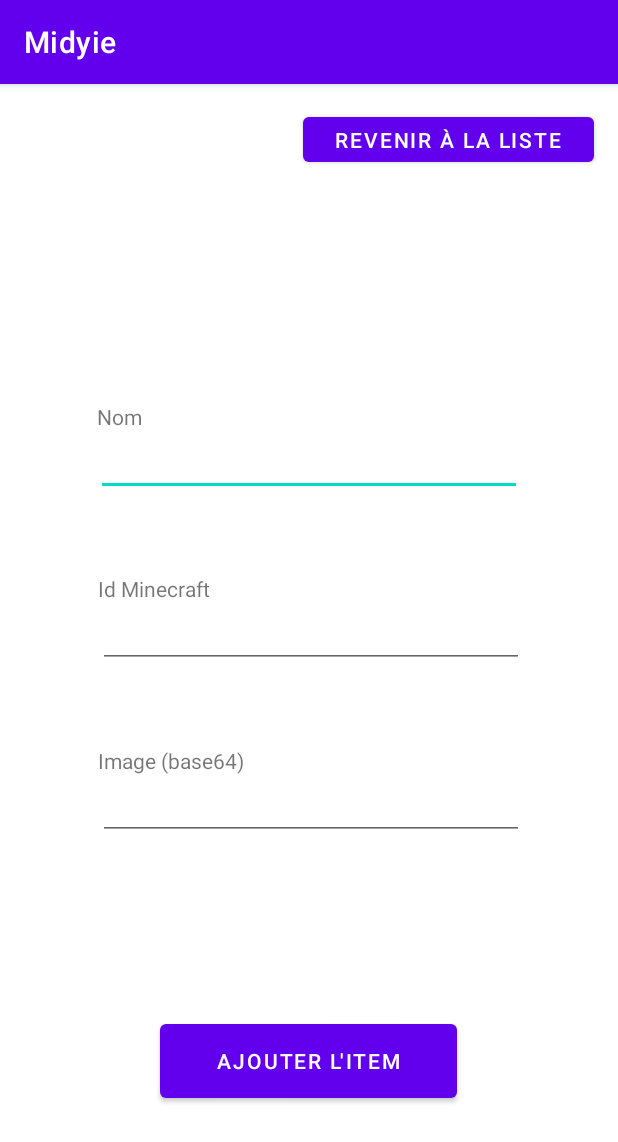
After one commit to 12evangelion12/Midyie_FRONT, an Android app: the ItemCreateActivity screen opened directly, with no data from a screen before it, on a phone screen of 412 x 824 dp. The commit adds this screen. Shown: the top 1142 px of the screen. Run offline under Robolectric (Android 15) with nearby library versions, the phone set to English and light mode, and no system bars; network calls fail.

Commit message:
Ajout de la gestion d'ajout d'items

```diff
--- /dev/null
+++ b/app/src/main/java/fr/tom/midyie/ItemCreate/ItemCreateActivity.java
@@ -0,0 +1,54 @@
+package fr.tom.midyie.ItemCreate;
+
+import androidx.appcompat.app.AppCompatActivity;
+
+import android.content.Intent;
+import android.os.Bundle;
+import android.widget.Button;
+import android.widget.TextView;
+import android.widget.Toast;
+
+import org.w3c.dom.Text;
+
+import fr.tom.midyie.APIRequest;
+import fr.tom.midyie.ItemsList.Item;
+import fr.tom.midyie.MainActivity;
+import fr.tom.midyie.R;
+
+public class ItemCreateActivity extends AppCompatActivity {
+
+    @Override
+    protected void onCreate(Bundle savedInstanceState) {
+        super.onCreate(savedInstanceState);
+        setContentView(R.layout.activity_item_create);
+
+        Button returnButton = findViewById(R.id.add_item_return_button);
+        Button add_item = findViewById(R.id.add_item);
+        TextView name = findViewById(R.id.add_item_name);
+        TextView minecraft_id = findViewById(R.id.add_item_minecraft_id);
+        TextView image = findViewById(R.id.add_item_image);
+
+        returnButton.setOnClickListener(view -> {
+            Intent intent =  new Intent(this, MainActivity.class);
+            startActivity(intent);
+        });
+
+        add_item.setOnClickListener(view -> {
+
+           if (name.getText().length() == 0 || minecraft_id.getText().length() == 0) {
+               Toast.makeText(this, "Merci de spécifier au moins un nom ainsi qu'un id", Toast.LENGTH_SHORT).show();
+               return;
+           }
+
+            Item item = new Item();
+            item.setName(name.getText().toString());
+            item.setMinecraft_id(minecraft_id.getText().toString());
+            item.setImage(image.getText().toString());
+
+            APIRequest.addItem(this, item, response -> {
+
+                Toast.makeText(this, response ? "L'item a été ajouté avec succès :)" : "L'item n'a pas pu être ajouté :(", Toast.LENGTH_SHORT).show();
+            });
+        });
+    }
+}
--- a/app/src/main/java/fr/tom/midyie/LoginActivity.java
+++ b/app/src/main/java/fr/tom/midyie/LoginActivity.java
@@ -57,6 +57,7 @@ public class LoginActivity extends AppCompatActivity {
                         if (message.equalsIgnoreCase("login successful")) {
 
                             Intent intent =  new Intent(this, MainActivity.class);
+                            SessionProperty.getInstance().setPrivilege(response.optString("account_type"));
                             startActivity(intent);
                             Toast.makeText(LoginActivity.this, "Connexion réalisée avec succès !", Toast.LENGTH_SHORT).show();
                         }
--- /dev/null
+++ b/app/src/main/res/layout/activity_item_create.xml
@@ -0,0 +1,92 @@
+<?xml version="1.0" encoding="utf-8"?>
+<androidx.constraintlayout.widget.ConstraintLayout xmlns:android="http://schemas.android.com/apk/res/android"
+    xmlns:app="http://schemas.android.com/apk/res-auto"
+    xmlns:tools="http://schemas.android.com/tools"
+    android:layout_width="match_parent"
+    android:layout_height="match_parent"
+    tools:context=".ItemCreate.ItemCreateActivity">
+
+    <Button
+        android:id="@+id/add_item_return_button"
+        android:layout_width="194dp"
+        android:layout_height="42dp"
+        android:layout_marginTop="16dp"
+        android:text="Revenir à la liste"
+        app:layout_constraintEnd_toEndOf="parent"
+        app:layout_constraintHorizontal_bias="0.926"
+        app:layout_constraintStart_toStartOf="parent"
+        app:layout_constraintTop_toTopOf="parent" />
+
+    <EditText
+        android:id="@+id/add_item_name"
+        android:layout_width="284dp"
+        android:layout_height="43dp"
+        app:layout_constraintEnd_toEndOf="parent"
+        app:layout_constraintStart_toStartOf="parent"
+        app:layout_constraintTop_toBottomOf="@+id/textView3" />
+
+    <EditText
+        android:id="@+id/add_item_minecraft_id"
+        android:layout_width="284dp"
+        android:layout_height="43dp"
+        app:layout_constraintEnd_toEndOf="parent"
+        app:layout_constraintHorizontal_bias="0.511"
+        app:layout_constraintStart_toStartOf="parent"
+        app:layout_constraintTop_toBottomOf="@+id/textView4" />
+
+    <EditText
+        android:id="@+id/add_item_image"
+        android:layout_width="284dp"
+        android:layout_height="43dp"
+        app:layout_constraintEnd_toEndOf="parent"
+        app:layout_constraintHorizontal_bias="0.511"
+        app:layout_constraintStart_toStartOf="parent"
+        app:layout_constraintTop_toBottomOf="@+id/textView5" />
+
+    <Button
+        android:id="@+id/add_item"
+        android:layout_width="198dp"
+        android:layout_height="61dp"
+        android:layout_marginTop="90dp"
+        android:layout_marginBottom="84dp"
+        android:text="Ajouter l'item"
+        app:layout_constraintBottom_toBottomOf="parent"
+        app:layout_constraintEnd_toEndOf="parent"
+        app:layout_constraintHorizontal_bias="0.497"
+        app:layout_constraintStart_toStartOf="parent"
+        app:layout_constraintTop_toBottomOf="@+id/add_item_image"
+        app:layout_constraintVertical_bias="0.922" />
+
+    <TextView
+        android:id="@+id/textView3"
+        android:layout_width="wrap_content"
+        android:layout_height="wrap_content"
+        android:layout_marginTop="212dp"
+        android:text="Nom"
+        app:layout_constraintEnd_toEndOf="parent"
+        app:layout_constraintHorizontal_bias="0.17"
+        app:layout_constraintStart_toStartOf="parent"
+        app:layout_constraintTop_toTopOf="parent" />
+
+    <TextView
+        android:id="@+id/textView4"
+        android:layout_width="wrap_content"
+        android:layout_height="wrap_content"
+        android:layout_marginTop="52dp"
+        android:text="Id Minecraft"
+        app:layout_constraintEnd_toEndOf="parent"
+        app:layout_constraintHorizontal_bias="0.193"
+        app:layout_constraintStart_toStartOf="parent"
+        app:layout_constraintTop_toBottomOf="@+id/add_item_name" />
+
+    <TextView
+        android:id="@+id/textView5"
+        android:layout_width="wrap_content"
+        android:layout_height="wrap_content"
+        android:layout_marginTop="52dp"
+        android:text="Image (base64)"
+        app:layout_constraintEnd_toEndOf="parent"
+        app:layout_constraintHorizontal_bias="0.208"
+        app:layout_constraintStart_toStartOf="parent"
+        app:layout_constraintTop_toBottomOf="@+id/add_item_minecraft_id" />
+</androidx.constraintlayout.widget.ConstraintLayout>
```
Also changed, not shown: app/src/main/AndroidManifest.xml (+7 -4 lines), app/src/main/java/fr/tom/midyie/APIRequest.java (+35 -3 lines), app/src/main/java/fr/tom/midyie/ItemsList/ItemListFragment.java (+18 -0 lines), app/src/main/java/fr/tom/midyie/SessionProperty.java (added, +31 -0 lines), app/src/main/res/layout/fragment_item_list.xml (+21 -6 lines).
